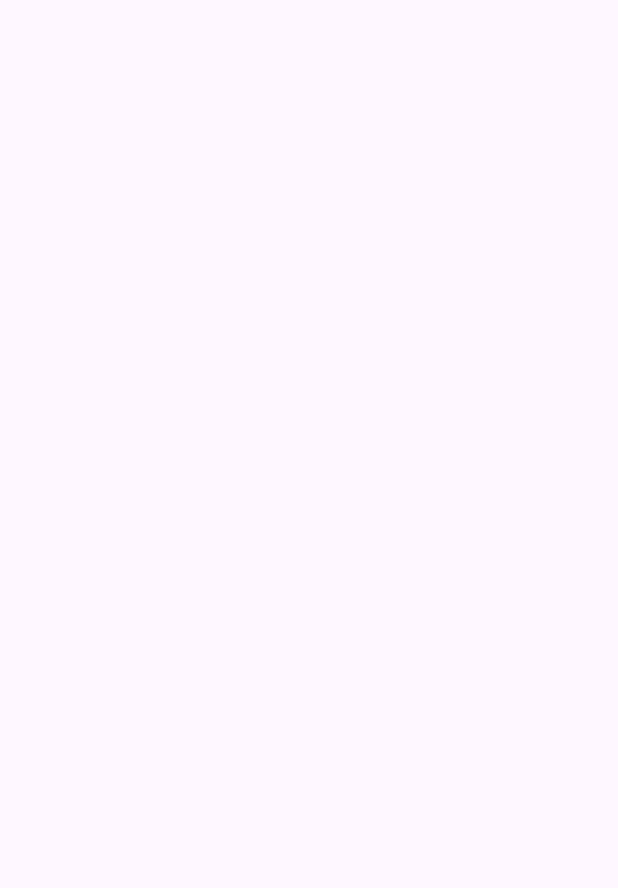
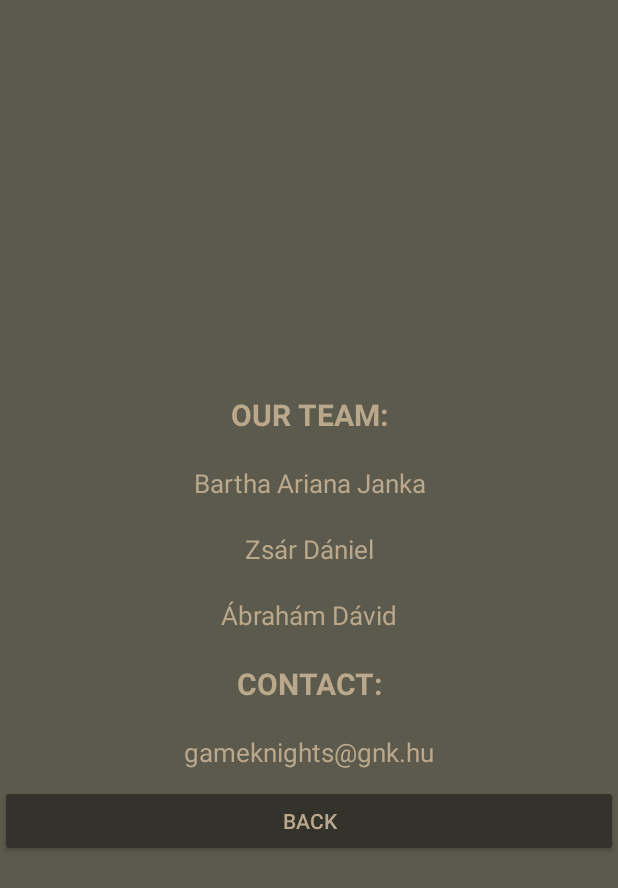
Before and after one commit to Abradave/Boardgame_Project_Android, an Android app: the AboutActivity screen opened directly, with no data from a screen before it, on a phone screen of 412 x 824 dp. Before the commit the part shown is empty. Shown: the top 888 px of the screen. Run offline under Robolectric (Android 15) with nearby library versions, the phone set to English and light mode, and no system bars.

Commit message:
AboutActivity
Color name change, About Activity create

```diff
--- a/app/src/main/java/com/example/boardgame_project_android/AboutActivity.java
+++ b/app/src/main/java/com/example/boardgame_project_android/AboutActivity.java
@@ -1,14 +1,18 @@
 package com.example.boardgame_project_android;
 
+import android.content.Intent;
 import android.os.Bundle;
 
 import androidx.activity.EdgeToEdge;
 import androidx.appcompat.app.AppCompatActivity;
+import androidx.appcompat.widget.AppCompatButton;
 import androidx.core.graphics.Insets;
 import androidx.core.view.ViewCompat;
 import androidx.core.view.WindowInsetsCompat;
 
 public class AboutActivity extends AppCompatActivity {
+
+    private AppCompatButton btnAboutBack;
 
     @Override
     protected void onCreate(Bundle savedInstanceState) {
@@ -20,5 +24,15 @@ public class AboutActivity extends AppCompatActivity {
             v.setPadding(systemBars.left, systemBars.top, systemBars.right, systemBars.bottom);
             return insets;
         });
+        init();
+
+        btnAboutBack.setOnClickListener(v -> {
+            Intent intent = new Intent(AboutActivity.this, MainActivity.class);
+            startActivity(intent);
+            finish();
+        });
+    }
+    public void init(){
+        btnAboutBack = findViewById(R.id.btnAboutBack);
     }
 }
--- a/app/src/main/java/com/example/boardgame_project_android/MainActivity.java
+++ b/app/src/main/java/com/example/boardgame_project_android/MainActivity.java
@@ -50,7 +50,7 @@ public class MainActivity extends AppCompatActivity {
         btnMainAbout.setOnClickListener(new View.OnClickListener() {
             @Override
             public void onClick(View v) {
-                Intent intent = new Intent(MainActivity.this, RegisterActivity.class);
+                Intent intent = new Intent(MainActivity.this, AboutActivity.class);
                 startActivity(intent);
                 finish();
             }
--- a/app/src/main/res/layout/activity_about.xml
+++ b/app/src/main/res/layout/activity_about.xml
@@ -1,10 +1,87 @@
 <?xml version="1.0" encoding="utf-8"?>
-<androidx.constraintlayout.widget.ConstraintLayout xmlns:android="http://schemas.android.com/apk/res/android"
+<LinearLayout xmlns:android="http://schemas.android.com/apk/res/android"
     xmlns:app="http://schemas.android.com/apk/res-auto"
     xmlns:tools="http://schemas.android.com/tools"
     android:id="@+id/main"
     android:layout_width="match_parent"
     android:layout_height="match_parent"
-    tools:context=".AboutActivity">
+    android:orientation="vertical"
+    android:gravity="center"
+    tools:context=".AboutActivity"
+    android:padding="15dp"
+    android:background="@color/background">
 
-</androidx.constraintlayout.widget.ConstraintLayout>
+    <TextView
+        android:layout_width="match_parent"
+        android:layout_height="wrap_content"
+        android:text="Our Team:"
+        android:textColor="@color/text"
+        android:padding="10dp"
+        android:textAllCaps="true"
+        android:textStyle="bold"
+        android:textAlignment="center"
+        android:textSize="20sp">
+    </TextView>
+
+    <TextView
+        android:layout_width="match_parent"
+        android:layout_height="wrap_content"
+        android:text="Bartha Ariana Janka"
+        android:padding="10dp"
+        android:textColor="@color/text"
+        android:textAlignment="center"
+        android:textSize="17sp">
+    </TextView>
+
+    <TextView
+        android:layout_width="match_parent"
+        android:layout_height="wrap_content"
+        android:text="Zsár Dániel"
+        android:padding="10dp"
+        android:textColor="@color/text"
+        android:textAlignment="center"
+        android:textSize="17sp">
+    </TextView>
+
+    <TextView
+        android:layout_width="match_parent"
+        android:layout_height="wrap_content"
+        android:text="Ábrahám Dávid"
+        android:padding="10dp"
+        android:textColor="@color/text"
+        android:textAlignment="center"
+        android:textSize="17sp">
+    </TextView>
+
+    <TextView
+        android:layout_width="match_parent"
+        android:layout_height="wrap_content"
+        android:text="Contact:"
+        android:textColor="@color/text"
+        android:padding="10dp"
+        android:textAllCaps="true"
+        android:textStyle="bold"
+        android:textAlignment="center"
+        android:textSize="20sp">
+    </TextView>
+
+    <TextView
+        android:layout_width="match_parent"
+        android:layout_height="wrap_content"
+        android:text="gameknights@gnk.hu"
+        android:padding="10dp"
+        android:textColor="@color/text"
+        android:textAlignment="center"
+        android:textSize="17sp">
+    </TextView>
+
+    <androidx.appcompat.widget.AppCompatButton
+        android:layout_width="match_parent"
+        android:layout_height="wrap_content"
+        android:id="@+id/btnAboutBack"
+        android:text="Back"
+        android:textColor="@color/text"
+        android:backgroundTint="@color/button">
+    </androidx.appcompat.widget.AppCompatButton>
+
+</LinearLayout>
--- a/app/src/main/res/layout/activity_board_games_list.xml
+++ b/app/src/main/res/layout/activity_board_games_list.xml
@@ -14,9 +14,9 @@
         android:layout_width="match_parent"
         android:layout_height="wrap_content"
         android:text="Back"
-        android:id="@+id/btnMainAbout"
+        android:id="@+id/btnListBack"
         android:textColor="@color/text"
-        android:backgroundTint="@color/rusty">
+        android:backgroundTint="@color/button">
     </androidx.appcompat.widget.AppCompatButton>
 
         <ListView
--- a/app/src/main/res/layout/activity_login.xml
+++ b/app/src/main/res/layout/activity_login.xml
@@ -57,7 +57,7 @@
             android:text="Login"
             android:id="@+id/btnLoginLogin"
             android:textColor="@color/text"
-            android:backgroundTint="@color/rusty">
+            android:backgroundTint="@color/button">
         </androidx.appcompat.widget.AppCompatButton>
 
         <androidx.appcompat.widget.AppCompatButton
@@ -66,7 +66,7 @@
             android:text="Back"
             android:id="@+id/btnLoginBack"
             android:textColor="@color/text"
-            android:backgroundTint="@color/rusty">
+            android:backgroundTint="@color/button">
         </androidx.appcompat.widget.AppCompatButton>
     </LinearLayout>
 </LinearLayout>
--- a/app/src/main/res/layout/activity_main.xml
+++ b/app/src/main/res/layout/activity_main.xml
@@ -29,7 +29,7 @@
                     android:text="Login"
                     android:id="@+id/btnMainLogin"
                     android:textColor="@color/text"
-                    android:backgroundTint="@color/rusty">
+                    android:backgroundTint="@color/button">
                 </androidx.appcompat.widget.AppCompatButton>
 
                 <androidx.appcompat.widget.AppCompatButton
@@ -38,7 +38,7 @@
                     android:text="Register"
                     android:id="@+id/btnMainRegister"
                     android:textColor="@color/text"
-                    android:backgroundTint="@color/rusty">
+                    android:backgroundTint="@color/button">
                 </androidx.appcompat.widget.AppCompatButton>
 
                 <androidx.appcompat.widget.AppCompatButton
@@ -47,7 +47,7 @@
                     android:text="About"
                     android:id="@+id/btnMainAbout"
                     android:textColor="@color/text"
-                    android:backgroundTint="@color/rusty">
+                    android:backgroundTint="@color/button">
                 </androidx.appcompat.widget.AppCompatButton>
         </LinearLayout>
 
--- a/app/src/main/res/layout/activity_register.xml
+++ b/app/src/main/res/layout/activity_register.xml
@@ -93,7 +93,7 @@
             android:text="Register"
             android:id="@+id/btnRegisterRegister"
             android:textColor="@color/text"
-            android:backgroundTint="@color/rusty">
+            android:backgroundTint="@color/button">
         </androidx.appcompat.widget.AppCompatButton>
 
         <androidx.appcompat.widget.AppCompatButton
@@ -102,7 +102,7 @@
             android:text="Back"
             android:id="@+id/btnRegisterBack"
             android:textColor="@color/text"
-            android:backgroundTint="@color/rusty">
+            android:backgroundTint="@color/button">
         </androidx.appcompat.widget.AppCompatButton>
     </LinearLayout>
 </LinearLayout>
--- a/app/src/main/res/values/colors.xml
+++ b/app/src/main/res/values/colors.xml
@@ -2,7 +2,7 @@
 <resources>
     <color name="black">#FF000000</color>
     <color name="white">#FFFFFFFF</color>
-    <color name="rusty">#34332B</color>
+    <color name="button">#34332B</color>
     <color name="background">#5c594d</color>
     <color name="text">#baa88c</color>
     <color name="title">#996751</color>
```
Also changed, not shown: app/src/main/java/com/example/boardgame_project_android/BoardGamesListActivity.java (+10 -0 lines), app/src/main/res/layout/activity_logged_in.xml (+4 -4 lines).
